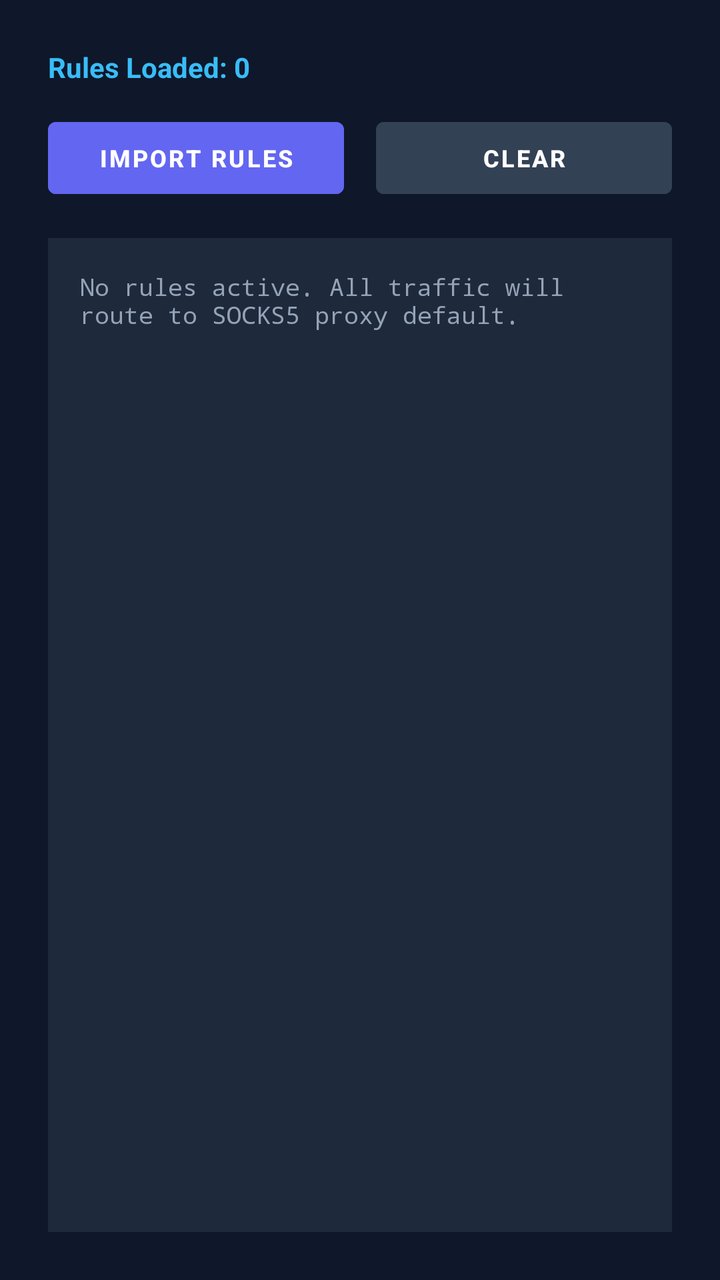
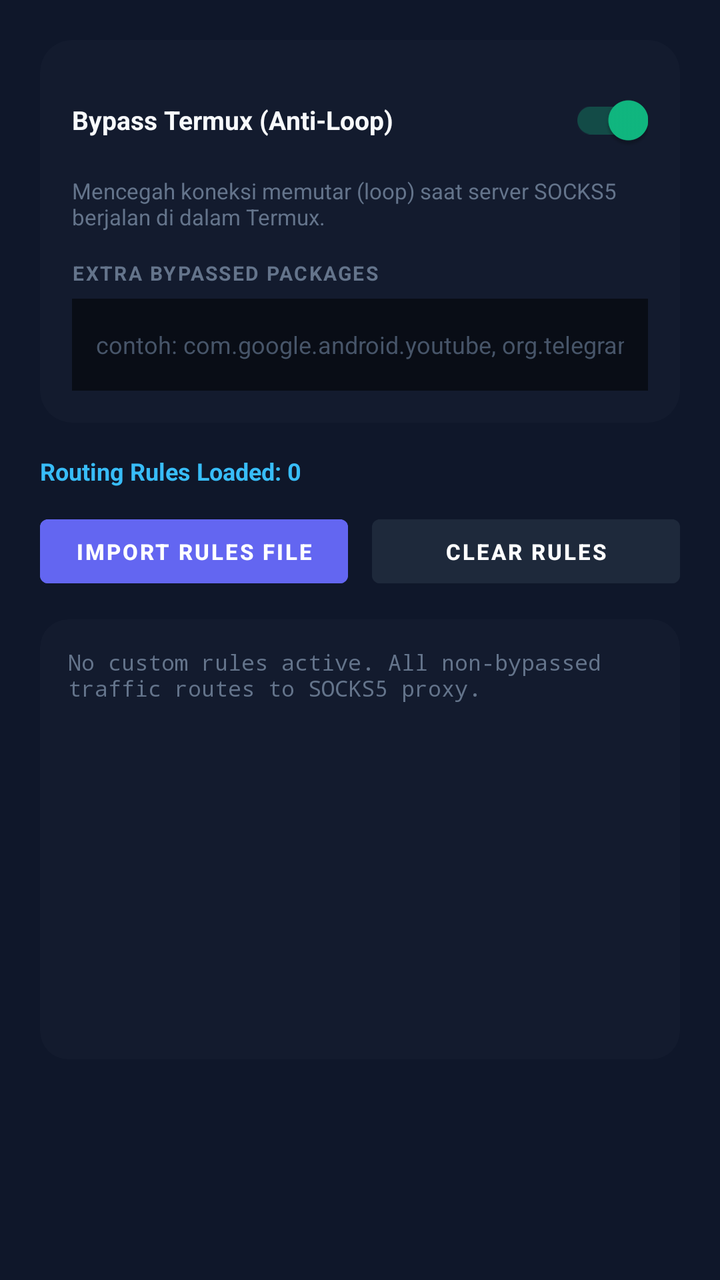

Two renders of the same Android screen: before a commit and after it. Below are the layout's source before the change and the commit's diff.
<!-- AndroidManifest.xml: application theme Theme.NeuralVPN -->
<!-- res/layout/layout_rules.xml -->
<?xml version="1.0" encoding="utf-8"?>
<LinearLayout
    xmlns:android="http://schemas.android.com/apk/res/android"
    android:layout_width="match_parent"
    android:layout_height="match_parent"
    android:orientation="vertical"
    android:padding="24dp">

    <TextView
        android:id="@+id/tv_rules_stats"
        android:layout_width="wrap_content"
        android:layout_height="wrap_content"
        android:text="Rules Loaded: 0"
        android:textColor="#38BDF8"
        android:textSize="14sp"
        android:textStyle="bold"
        android:layout_marginBottom="12dp" />

    <LinearLayout
        android:layout_width="match_parent"
        android:layout_height="wrap_content"
        android:orientation="horizontal"
        android:layout_marginBottom="16dp">

        <Button
            android:id="@+id/btn_pick_rules"
            android:layout_width="0dp"
            android:layout_height="48dp"
            android:layout_weight="1"
            android:text="IMPORT RULES"
            android:textSize="12sp"
            android:textStyle="bold"
            android:backgroundTint="#6366F1"
            android:layout_marginEnd="8dp" />

        <Button
            android:id="@+id/btn_clear_rules"
            android:layout_width="0dp"
            android:layout_height="48dp"
            android:layout_weight="1"
            android:text="CLEAR"
            android:textSize="12sp"
            android:textStyle="bold"
            android:backgroundTint="#334155"
            android:layout_marginStart="8dp" />
    </LinearLayout>

    <ScrollView
        android:layout_width="match_parent"
        android:layout_height="match_parent"
        android:background="#1E293B"
        android:padding="16dp">

        <TextView
            android:id="@+id/tv_rules_content"
            android:layout_width="match_parent"
            android:layout_height="wrap_content"
            android:text="No rules active. All traffic will route to SOCKS5 proxy default."
            android:textColor="#94A3B8"
            android:fontFamily="monospace"
            android:textSize="12sp" />
    </ScrollView>
</LinearLayout>
<!-- resources referenced by this layout -->
<resources>
  <style name="Theme.NeuralVPN" parent="Theme.MaterialComponents.DayNight.NoActionBar">
          <item name="colorPrimary">#6366F1</item>
          <item name="colorPrimaryVariant">#4F46E5</item>
          <item name="colorOnPrimary">#FFFFFF</item>
          <item name="colorSecondary">#10B981</item>
          <item name="colorSecondaryVariant">#059669</item>
          <item name="colorOnSecondary">#FFFFFF</item>
          <item name="android:statusBarColor">#0F172A</item>
          <item name="android:navigationBarColor">#0F172A</item>
          <item name="android:windowBackground">#0F172A</item>
      </style>
</resources>

<!-- the commit's change to res/layout/layout_rules.xml (unified diff, before → after) -->
@@ -1,63 +1,138 @@
 <?xml version="1.0" encoding="utf-8"?>
-<LinearLayout
+<ScrollView
     xmlns:android="http://schemas.android.com/apk/res/android"
+    xmlns:app="http://schemas.android.com/apk/res-auto"
     android:layout_width="match_parent"
     android:layout_height="match_parent"
-    android:orientation="vertical"
-    android:padding="24dp">
-
-    <TextView
-        android:id="@+id/tv_rules_stats"
-        android:layout_width="wrap_content"
-        android:layout_height="wrap_content"
-        android:text="Rules Loaded: 0"
-        android:textColor="#38BDF8"
-        android:textSize="14sp"
-        android:textStyle="bold"
-        android:layout_marginBottom="12dp" />
+    android:fillViewport="true">
 
     <LinearLayout
         android:layout_width="match_parent"
         android:layout_height="wrap_content"
-        android:orientation="horizontal"
-        android:layout_marginBottom="16dp">
+        android:orientation="vertical"
+        android:padding="20dp">
 
-        <Button
-            android:id="@+id/btn_pick_rules"
-            android:layout_width="0dp"
-            android:layout_height="48dp"
-            android:layout_weight="1"
-            android:text="IMPORT RULES"
+        
+        <androidx.cardview.widget.CardView
+            android:layout_width="match_parent"
+            android:layout_height="wrap_content"
+            app:cardBackgroundColor="#131B2E"
+            app:cardCornerRadius="16dp"
+            app:cardElevation="0dp"
+            android:layout_marginBottom="16dp">
+
+            <LinearLayout
+                android:layout_width="match_parent"
+                android:layout_height="wrap_content"
+                android:orientation="vertical"
+                android:padding="16dp">
+
+                <androidx.appcompat.widget.SwitchCompat
+                    android:id="@+id/switch_bypass_termux"
+                    android:layout_width="match_parent"
+                    android:layout_height="wrap_content"
+                    android:text="Bypass Termux (Anti-Loop)"
+                    android:textColor="#F8FAFC"
+                    android:textSize="13sp"
+                    android:textStyle="bold"
+                    android:checked="true" />
+
+                <TextView
+                    android:layout_width="match_parent"
+                    android:layout_height="wrap_content"
+                    android:text="Mencegah koneksi memutar (loop) saat server SOCKS5 berjalan di dalam Termux."
+                    android:textColor="#64748B"
+                    android:textSize="11sp"
+                    android:layout_marginTop="4dp" />
+
+                <TextView
+                    android:layout_width="wrap_content"
+                    android:layout_height="wrap_content"
+                    android:text="EXTRA BYPASSED PACKAGES"
+                    android:textColor="#64748B"
+                    android:textSize="10sp"
+                    android:textStyle="bold"
+                    android:letterSpacing="0.08"
+                    android:layout_marginTop="14dp"
+                    android:layout_marginBottom="6dp" />
+
+                <EditText
+                    android:id="@+id/et_custom_bypass"
+                    android:layout_width="match_parent"
+                    android:layout_height="46dp"
+                    android:background="#090D16"
+                    android:hint="contoh: com.google.android.youtube, org.telegram.messenger"
+                    android:textColorHint="#475569"
+                    android:textColor="#F8FAFC"
+                    android:paddingStart="12dp"
+                    android:paddingEnd="12dp"
+                    android:textSize="12sp"
+                    android:singleLine="true" />
+            </LinearLayout>
+        </androidx.cardview.widget.CardView>
+
+        
+        <TextView
+            android:id="@+id/tv_rules_stats"
+            android:layout_width="wrap_content"
+            android:layout_height="wrap_content"
+            android:text="Routing Rules Loaded: 0"
+            android:textColor="#38BDF8"
             android:textSize="12sp"
             android:textStyle="bold"
-            android:backgroundTint="#6366F1"
-            android:layout_marginEnd="8dp" />
+            android:layout_marginBottom="10dp" />
 
-        <Button
-            android:id="@+id/btn_clear_rules"
-            android:layout_width="0dp"
-            android:layout_height="48dp"
-            android:layout_weight="1"
-            android:text="CLEAR"
-            android:textSize="12sp"
-            android:textStyle="bold"
-            android:backgroundTint="#334155"
-            android:layout_marginStart="8dp" />
-    </LinearLayout>
-
-    <ScrollView
-        android:layout_width="match_parent"
-        android:layout_height="match_parent"
-        android:background="#1E293B"
-        android:padding="16dp">
-
-        <TextView
-            android:id="@+id/tv_rules_content"
+        <LinearLayout
             android:layout_width="match_parent"
             android:layout_height="wrap_content"
-            android:text="No rules active. All traffic will route to SOCKS5 proxy default."
-            android:textColor="#94A3B8"
-            android:fontFamily="monospace"
-            android:textSize="12sp" />
-    </ScrollView>
-</LinearLayout>
+            android:orientation="horizontal"
+            android:layout_marginBottom="12dp">
+
+            <Button
+                android:id="@+id/btn_pick_rules"
+                android:layout_width="0dp"
+                android:layout_height="44dp"
+                android:layout_weight="1"
+                android:text="IMPORT RULES FILE"
+                android:textSize="11sp"
+                android:textStyle="bold"
+                android:backgroundTint="#6366F1"
+                android:layout_marginEnd="6dp" />
+
+            <Button
+                android:id="@+id/btn_clear_rules"
+                android:layout_width="0dp"
+                android:layout_height="44dp"
+                android:layout_weight="1"
+                android:text="CLEAR RULES"
+                android:textSize="11sp"
+                android:textStyle="bold"
+                android:backgroundTint="#1E293B"
+                android:layout_marginStart="6dp" />
+        </LinearLayout>
+
+        <androidx.cardview.widget.CardView
+            android:layout_width="match_parent"
+            android:layout_height="220dp"
+            app:cardBackgroundColor="#131B2E"
+            app:cardCornerRadius="14dp"
+            app:cardElevation="0dp">
+
+            <ScrollView
+                android:layout_width="match_parent"
+                android:layout_height="match_parent"
+                android:padding="14dp">
+
+                <TextView
+                    android:id="@+id/tv_rules_content"
+                    android:layout_width="match_parent"
+                    android:layout_height="wrap_content"
+                    android:text="No custom rules active. All non-bypassed traffic routes to SOCKS5 proxy."
+                    android:textColor="#64748B"
+                    android:fontFamily="monospace"
+                    android:textSize="11sp" />
+            </ScrollView>
+        </androidx.cardview.widget.CardView>
+
+    </LinearLayout>
+</ScrollView>
